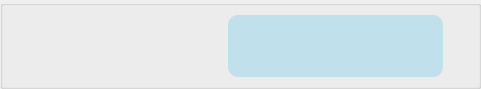
Old version of the form src/resources/interface/Mensajero.ui in the repository Yosoyepa/MyUnApp.
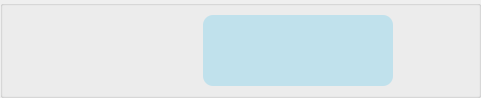
New version of the form. Icons and pictures are not drawn.

```diff
--- a/src/resources/interface/Mensajero.ui
+++ b/src/resources/interface/Mensajero.ui
@@ -7,7 +7,7 @@
     <x>0</x>
     <y>0</y>
     <width>481</width>
-    <height>89</height>
+    <height>98</height>
    </rect>
   </property>
   <property name="windowTitle">
@@ -83,6 +83,7 @@
             <widget class="QLabel" name="username_mensajero">
              <property name="font">
               <font>
+               <pointsize>12</pointsize>
                <weight>75</weight>
                <italic>false</italic>
                <bold>true</bold>
@@ -109,6 +110,11 @@
                <verstretch>0</verstretch>
               </sizepolicy>
              </property>
+             <property name="font">
+              <font>
+               <pointsize>10</pointsize>
+              </font>
+             </property>
              <property name="styleSheet">
               <string notr="true">color: rgb(0, 75, 115);</string>
              </property>
@@ -138,12 +144,27 @@
             <verstretch>0</verstretch>
            </sizepolicy>
           </property>
+          <property name="minimumSize">
+           <size>
+            <width>70</width>
+            <height>70</height>
+           </size>
+          </property>
+          <property name="maximumSize">
+           <size>
+            <width>70</width>
+            <height>70</height>
+           </size>
+          </property>
           <property name="text">
            <string/>
           </property>
           <property name="pixmap">
            <pixmap resource="../QRC/imagenesInicioSesion.qrc">:/newPrefix/Icons/Usuario Masculino 5.png</pixmap>
           </property>
+          <property name="alignment">
+           <set>Qt::AlignCenter</set>
+          </property>
          </widget>
         </item>
         <item>
```
Left out of the diff: 2 changed lines with no effect on the pictures.
